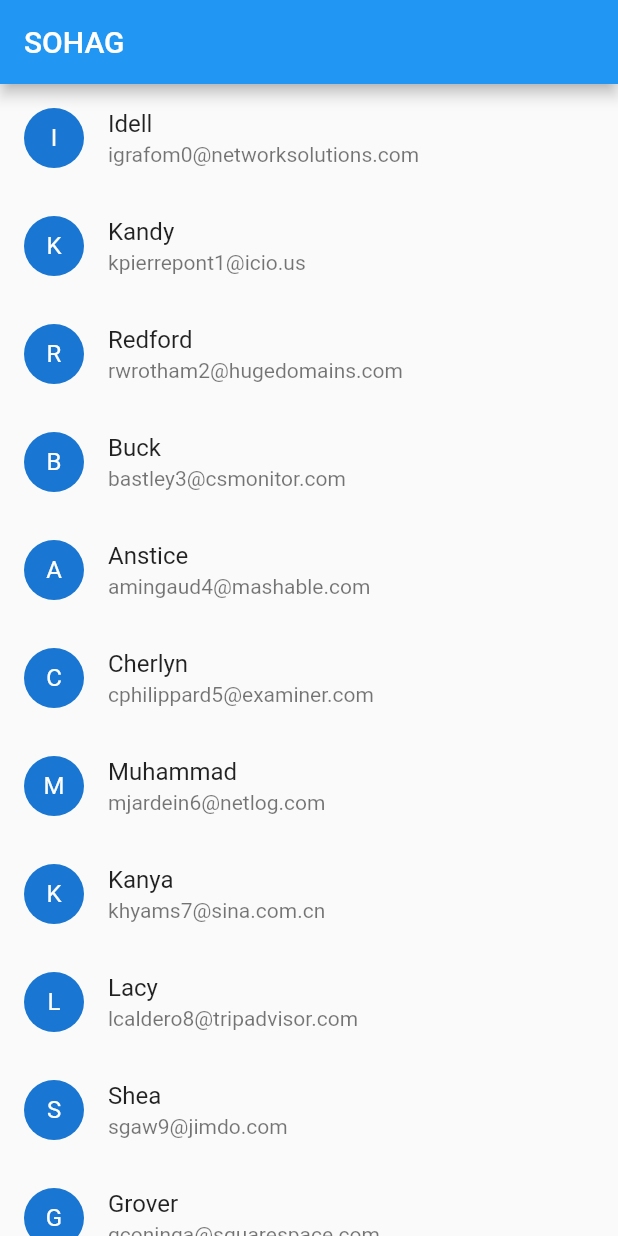
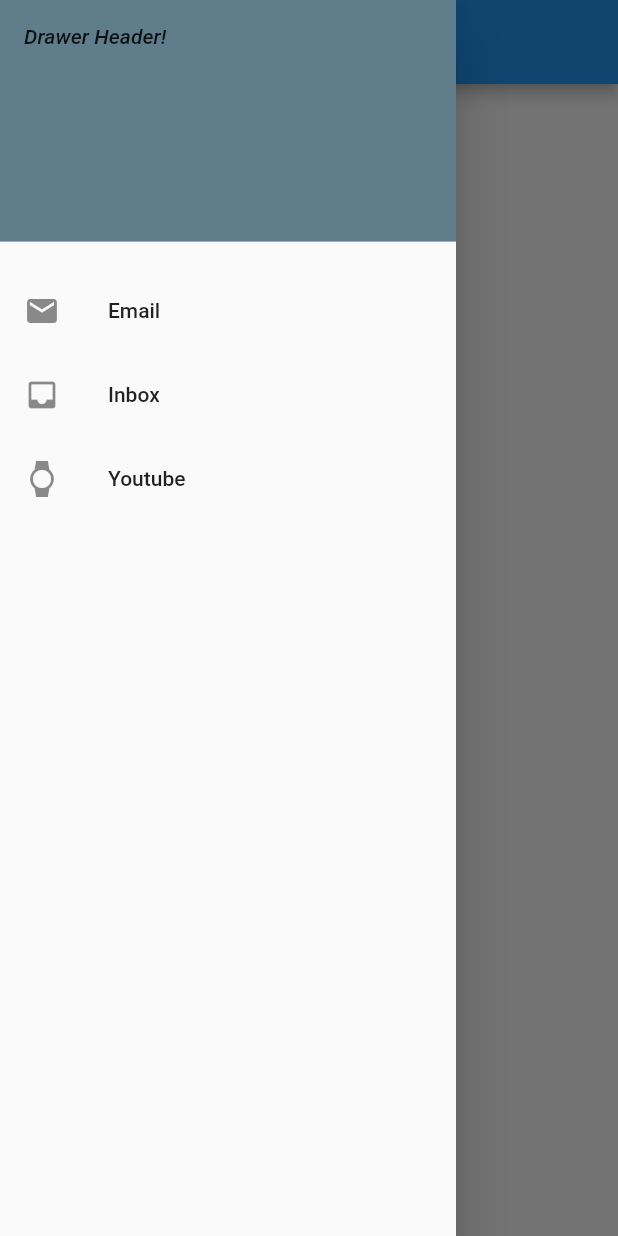
Before and after one commit to sohagmahin3/flutterProject, a Flutter app: the screen it shows after launch, with the side drawer open (before the commit the screen has no drawer), on a phone screen of 412 x 824 dp. Run offline on Flutter 3.47's test engine with Material 2 defaults, Android fonts, the phone set to English and light mode, and no system bars.

Commit message:
added Navigation Drawer

```diff
--- a/lib/main.dart
+++ b/lib/main.dart
@@ -84,32 +84,7 @@ class HomePage extends StatelessWidget {
     {"name": "Egbert", "Email": "ecollip1x@sogou.com"},
     {"name": "Kristofor", "Email": "kragge1y@msu.edu"},
     {"name": "Jennine", "Email": "jsibbons1z@webeden.co.uk"},
-    {"name": "Sonja", "Email": "scicerone20@phoca.cz"},
-    {"name": "Hobard", "Email": "hhousen21@independent.co.uk"},
-    {"name": "Catharina", "Email": "ctorrejon22@tripadvisor.com"},
-    {"name": "Missy", "Email": "marenson23@ucoz.ru"},
-    {"name": "Paxton", "Email": "paddy24@nymag.com"},
-    {"name": "Andriette", "Email": "abruster25@jiathis.com"},
-    {"name": "Evin", "Email": "ejeffes26@smugmug.com"},
-    {"name": "Emlen", "Email": "ematzel27@blogger.com"},
-    {"name": "Laraine", "Email": "lwilstead28@huffingtonpost.com"},
-    {"name": "Bertina", "Email": "bsoutherton29@desdev.cn"},
-    {"name": "Myrlene", "Email": "mstoven2a@t.co"},
-    {"name": "Jo-anne", "Email": "jdahmke2b@google.com.hk"},
-    {"name": "Caleb", "Email": "cpetrolli2c@cmu.edu"},
-    {"name": "Clevey", "Email": "csykes2d@people.com.cn"},
-    {"name": "Myrah", "Email": "mpulford2e@smh.com.au"},
-    {"name": "Melisandra", "Email": "mgreenhaugh2f@indiatimes.com"},
-    {"name": "Ewell", "Email": "evereker2g@nature.com"},
-    {"name": "Baird", "Email": "bgeistbeck2h@eventbrite.com"},
-    {"name": "Jeanna", "Email": "jbordiss2i@uol.com.br"},
-    {"name": "Jolynn", "Email": "jtrayton2j@shutterfly.com"},
-    {"name": "Sutherlan", "Email": "sbexley2k@house.gov"},
-    {"name": "Pru", "Email": "pannes2l@icio.us"},
-    {"name": "Hanson", "Email": "hpedican2m@fastcompany.com"},
-    {"name": "Joseito", "Email": "jgilchrest2n@noaa.gov"},
-    {"name": "Martie", "Email": "mshaddock2o@businessweek.com"},
-    {"name": "Glyn", "Email": "gduffie2p@tiny.cc"}
+    {"name": "Sonja", "Email": "scicerone20@phoca.cz"}
   ];
   @override
   Widget build(BuildContext context) {
@@ -117,6 +92,33 @@ class HomePage extends StatelessWidget {
     return Scaffold(
         appBar: AppBar(
           title: Text("SOHAG"),
+        ),
+        drawer: Drawer(
+          child: ListView(
+            children: <Widget>[
+              DrawerHeader(
+                child:Container(
+                  child: Text("Drawer Header!",style: TextStyle(fontStyle: FontStyle.italic),),
+                ),
+                decoration: BoxDecoration(
+                  color: Colors.blueGrey
+                ),
+              ),
+              SizedBox(
+                height: 10,
+              ),
+              ListTile(
+                leading: Icon(Icons.email),
+                title: new Text("Email"),
+              ),
+              ListTile(
+                leading: Icon(Icons.inbox),
+                title: new Text("Inbox"),
+              ),
+              ListTile(leading: Icon(Icons.watch),
+              title: Text("Youtube"),)
+            ],
+          ),
         ),
         body: ListView.builder(
           itemCount: people.length,
```
Also changed, not shown: lib/assets/images/drawer.jpg (added), lib/assets/images/drawer.png (added), lib/assets/images/drawer1.png (added), 6 other files.
